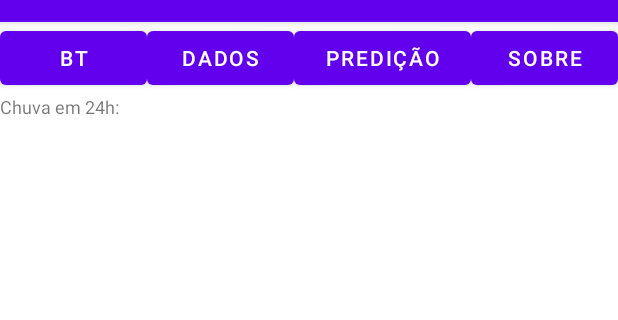
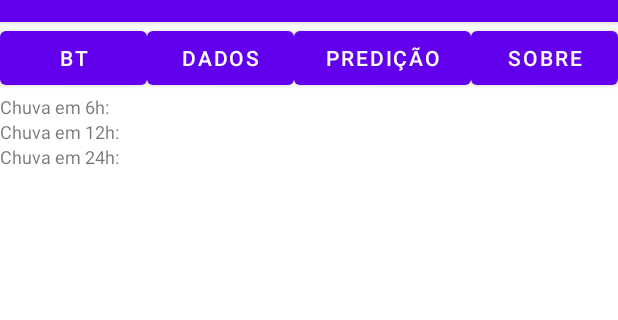
Before and after one commit to d-gaspar/univesp-integrador-2023-sem1, an Android app: the screen it shows after launch (MainActivity), after a tap on "PREDIÇÃO", on a phone screen of 412 x 824 dp, the part 62-382 px from its top. Run offline under Robolectric (Android 15) with nearby library versions, the phone set to English and light mode, and no system bars; libraries missing offline, so code that uses them is left out: ai.onnxruntime; 5 statements that could not run were skipped; 2 other taps on this screen came first.

Commit message:
importa o modelo para android-app

```diff
--- a/android-app/app/build.gradle
+++ b/android-app/app/build.gradle
@@ -8,7 +8,7 @@ android {
 
     defaultConfig {
         applicationId "com.dgg.weather_prediction"
-        minSdk 16
+        minSdk 21
         targetSdk 31
         versionCode 1
         versionName "1.0"
@@ -43,5 +43,6 @@ dependencies {
     androidTestImplementation 'androidx.test.ext:junit:1.1.3'
     androidTestImplementation 'androidx.test.espresso:espresso-core:3.4.0'
 
-    implementation 'org.apache.commons:commons-math4:4.0'
+    //implementation 'org.tensorflow:tensorflow-lite:2.5.0'
+    implementation 'com.microsoft.onnxruntime:onnxruntime-android:latest.release'
 }
--- a/android-app/app/src/main/java/com/example/myapplication/MainActivity.kt
+++ b/android-app/app/src/main/java/com/example/myapplication/MainActivity.kt
@@ -1,5 +1,8 @@
 package com.example.myapplication
 
+import ai.onnxruntime.OnnxTensor
+import ai.onnxruntime.OrtEnvironment
+import ai.onnxruntime.OrtSession
 import android.annotation.SuppressLint
 import android.app.AlertDialog
 import android.bluetooth.BluetoothGatt
@@ -22,9 +25,9 @@ import android.widget.*
 import androidx.annotation.RequiresApi
 import androidx.appcompat.app.AppCompatActivity
 import java.io.*
+import java.nio.FloatBuffer
 import java.nio.file.Paths
 import java.util.*
-import org.apache.commons.math4.linear.LogisticRegression
 
 class MainActivity : AppCompatActivity() {
 
@@ -251,16 +254,57 @@ class MainActivity : AppCompatActivity() {
     // ---------------------------------------------------------------------------------------------
     // Predict
 
+    // Create an OrtSession with the given OrtEnvironment
+    private fun createORTSession( ortEnvironment: OrtEnvironment) : OrtSession {
+        val modelBytes = resources.openRawResource(R.raw.model_logistic_reg_24h).readBytes()
+        return ortEnvironment.createSession( modelBytes )
+    }
+
+    // Make predictions with given inputs
+    private fun runPrediction(temperature: Float, humidity: Float, pressure: Float, ortSession: OrtSession , ortEnvironment: OrtEnvironment ) : String {
+        // obter o nome do nó de entrada.
+        val inputName = ortSession.inputNames?.iterator()?.next()
+
+        // criar um objeto FloatBuffer com os valores de entrada.
+        val floatBufferInputs = FloatBuffer.wrap(floatArrayOf(temperature, humidity, pressure))
+
+        // cria um tensor de entrada com os valores do buffer de floats de formato (1, 1).
+        // IMPORTANTE *************************************************************************************
+        // a entrada do modelo eh dada em longArrayOf(1, 3), deve-se observar o codigo em python
+        // aqui eh um vetor com 3 entradas
+        val inputTensor = OnnxTensor.createTensor(ortEnvironment, floatBufferInputs, longArrayOf(1, 3))
+
+        // Roda o modelo
+        //val results = ortSession.run(mapOf(inputName to inputTensor), listOf(inputName))
+        val results = ortSession.run( mapOf(inputName to inputTensor))
+
+        // retorna os resultados.
+        val output = results[0].value as Array<String> // array de strings com True ou False
+        return output.toList().first() // pega o primeiro, pois soh possui um elemento
+    }
+
     fun prediction () {
-        // Carrega o modelo treinado a partir do arquivo modelo_treinado.pkl
-        val inputStream = assets.open("modelo_treinado.pkl")
-        val objectInputStream = ObjectInputStream(inputStream)
-        val model = objectInputStream.readObject() as LogisticRegression
-
+        val textView_6: TextView = findViewById(R.id.text_view_predict_6h)
+        val textView_12: TextView = findViewById(R.id.text_view_predict_12h)
         val textView_24: TextView = findViewById(R.id.text_view_predict_24h)
 
-        textView_24.text = "Chuva em 24h: "
+        val ortEnvironment = OrtEnvironment.getEnvironment()
+        val ortSession = createORTSession( ortEnvironment )
+        var output = ""
 
-        Toast.makeText(this, "PREDICTION", Toast.LENGTH_SHORT).show()
+        // Definir valores das variáveis de entrada
+        val temperature = 24.32f
+        val humidity = 0.7592f
+        val pressure = 842.63f
+
+        output = runPrediction(temperature, humidity, pressure, ortSession , ortEnvironment )
+        textView_6.text = "Chuva em 6h: $output"
+        //Toast.makeText( this , "Chuva em 24h: $output" , Toast.LENGTH_LONG ).show()
+
+        output = runPrediction(temperature, humidity, pressure, ortSession , ortEnvironment )
+        textView_12.text = "Chuva em 12h: $output"
+
+        output = runPrediction(temperature, humidity, pressure, ortSession , ortEnvironment )
+        textView_24.text = "Chuva em 24h: $output"
     }
 }
--- a/android-app/app/src/main/res/layout/activity_main.xml
+++ b/android-app/app/src/main/res/layout/activity_main.xml
@@ -221,6 +221,22 @@
             android:layout_weight="5"
         >
             <TextView
+                android:id="@+id/text_view_predict_6h"
+                android:layout_width="match_parent"
+                android:layout_height="wrap_content"
+                android:textSize="12sp"
+                android:gravity="left"
+                android:text="Chuva em 24h: "
+            />
+            <TextView
+                android:id="@+id/text_view_predict_12h"
+                android:layout_width="match_parent"
+                android:layout_height="wrap_content"
+                android:textSize="12sp"
+                android:gravity="left"
+                android:text="Chuva em 24h: "
+            />
+            <TextView
                 android:id="@+id/text_view_predict_24h"
                 android:layout_width="match_parent"
                 android:layout_height="wrap_content"
```
Also changed, not shown: 3 other files.
